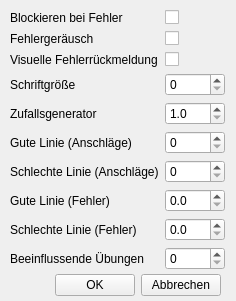
The window that form/settingswidget.ui (Codingboy/neo) describes before a commit, drawn with Qt 5.
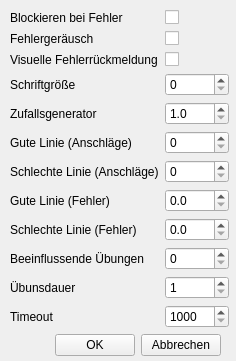
The same window after the commit.

Commit message: added settings for sessionduration and timeout

```diff
--- a/form/settingswidget.ui
+++ b/form/settingswidget.ui
@@ -7,7 +7,7 @@
     <x>0</x>
     <y>0</y>
     <width>236</width>
-    <height>301</height>
+    <height>361</height>
    </rect>
   </property>
   <property name="windowTitle">
@@ -18,8 +18,8 @@
     <rect>
      <x>10</x>
      <y>10</y>
-     <width>215</width>
-     <height>262</height>
+     <width>219</width>
+     <height>321</height>
     </rect>
    </property>
    <layout class="QFormLayout" name="formLayout">
@@ -173,13 +173,47 @@
     <item row="9" column="1">
      <widget class="QSpinBox" name="influencingSessions"/>
     </item>
+    <item row="10" column="0">
+     <widget class="QLabel" name="label_4">
+      <property name="text">
+       <string>Übunsdauer</string>
+      </property>
+     </widget>
+    </item>
+    <item row="10" column="1">
+     <widget class="QSpinBox" name="sessionDuration">
+      <property name="minimum">
+       <number>1</number>
+      </property>
+      <property name="maximum">
+       <number>10</number>
+      </property>
+     </widget>
+    </item>
+    <item row="11" column="0">
+     <widget class="QLabel" name="label_12">
+      <property name="text">
+       <string>Timeout</string>
+      </property>
+     </widget>
+    </item>
+    <item row="11" column="1">
+     <widget class="QSpinBox" name="timeout">
+      <property name="minimum">
+       <number>1000</number>
+      </property>
+      <property name="maximum">
+       <number>10000</number>
+      </property>
+     </widget>
+    </item>
    </layout>
   </widget>
   <widget class="QWidget" name="horizontalLayoutWidget">
    <property name="geometry">
     <rect>
      <x>10</x>
-     <y>270</y>
+     <y>330</y>
      <width>211</width>
      <height>31</height>
     </rect>
```
The commit also changes 2 other files.
